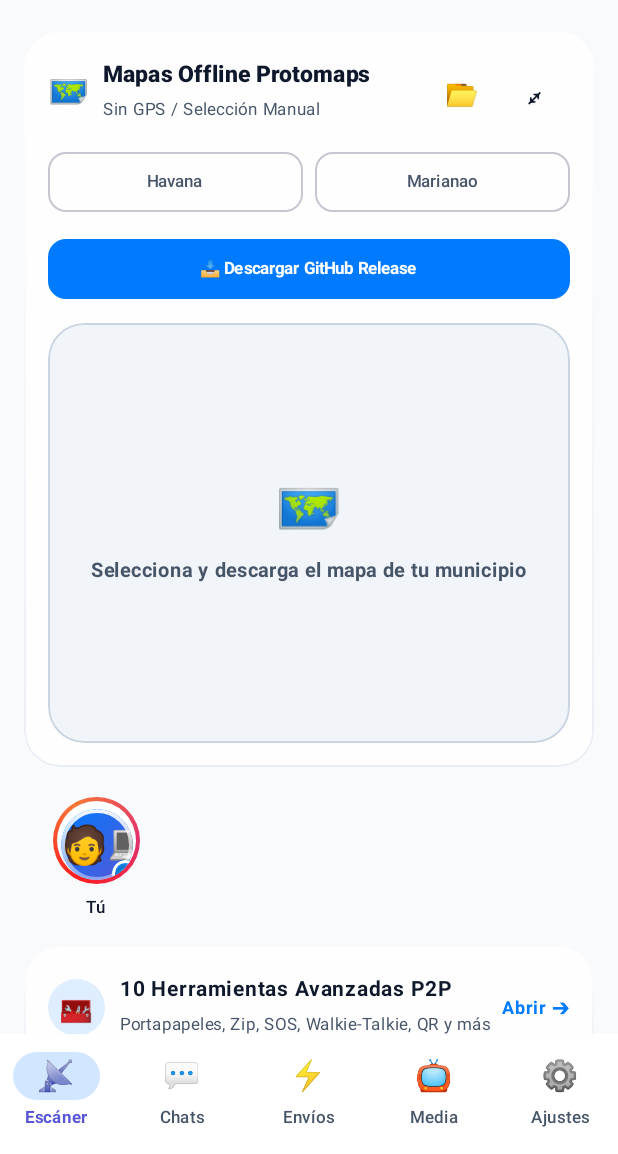
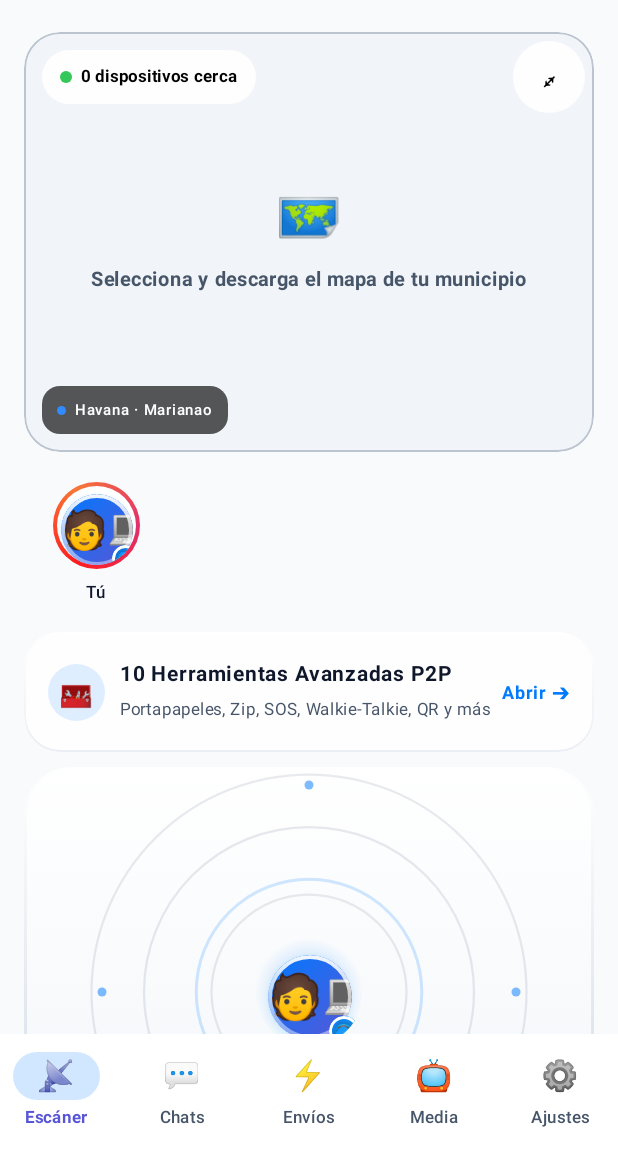
Before and after one commit to athenacoree/conexion-, an Android app built with Jetpack Compose: the screen it shows after launch (MainActivity), on a phone screen of 412 x 824 dp, the part 82-1236 px from its top. Run offline under Robolectric (Android 15) with nearby library versions, the phone set to English and light mode, and no system bars; pictures from the network do not load; 2 statements that could not run were skipped.

Commit message:
Move map download to Settings & update full-screen radar UI
Co-authored-by: athenacoree <301530493+athenacoree@users.noreply.github.com>

```diff
--- a/app/src/main/java/com/example/conexion/TabScreens.kt
+++ b/app/src/main/java/com/example/conexion/TabScreens.kt
@@ -87,40 +87,7 @@ fun RadarTabScreen(
 ) {
     val context = LocalContext.current
     val scrollState = rememberScrollState()
-
-    var selectedProvState by remember(selectedMunicipality) {
-        mutableStateOf(selectedMunicipality?.province ?: mapManager.getProvinces().firstOrNull() ?: "")
-    }
-    var expandedProv by remember { mutableStateOf(false) }
-    var expandedMuni by remember { mutableStateOf(false) }
-
-    val scope = rememberCoroutineScope()
     var isMapFullScreen by remember { mutableStateOf(false) }
-
-    val importMapLauncher = rememberLauncherForActivityResult(
-        contract = ActivityResultContracts.GetContent()
-    ) { uri ->
-        if (uri != null) {
-            scope.launch(Dispatchers.IO) {
-                try {
-                    val mapsDir = mapManager.getMapsDir()
-                    val destFile = File(mapsDir, "custom_user_map_${System.currentTimeMillis()}.pmtiles")
-                    context.contentResolver.openInputStream(uri)?.use { input ->
-                        FileOutputStream(destFile).use { output ->
-                            input.copyTo(output)
-                        }
-                    }
-                    withContext(Dispatchers.Main) {
-                        Toast.makeText(context, "¡Mapa .pmtiles importado con éxito!", Toast.LENGTH_LONG).show()
-                    }
-                } catch (e: Exception) {
-                    withContext(Dispatchers.Main) {
-                        Toast.makeText(context, "Error importando mapa: ${e.localizedMessage}", Toast.LENGTH_LONG).show()
-                    }
-                }
-            }
-        }
-    }
 
     if (isMapFullScreen) {
         Box(modifier = Modifier.fillMaxSize().background(Color.Black)) {
@@ -132,6 +99,33 @@ fun RadarTabScreen(
                 isFullScreen = true
             )
 
+            // Floating status pill top left
+            Row(
+                modifier = Modifier
+                    .padding(16.dp)
+                    .align(Alignment.TopStart)
+                    .clip(CircleShape)
+                    .background(Color(0xFF1C1C1E).copy(alpha = 0.85f))
+                    .border(1.dp, Color.White.copy(alpha = 0.15f), CircleShape)
+                    .padding(horizontal = 14.dp, vertical = 8.dp),
+                verticalAlignment = Alignment.CenterVertically
+            ) {
+                Box(
+                    modifier = Modifier
+                        .size(10.dp)
+                        .clip(CircleShape)
+                        .background(Color(0xFF34C759))
+                )
+                Spacer(modifier = Modifier.width(8.dp))
+                val totalCount = peers.size + blePeers.size
+                Text(
+                    text = "$totalCount dispositivos cerca",
+                    fontSize = 13.sp,
+                    fontWeight = FontWeight.Bold,
+                    color = Color.White
+                )
+            }
+
             IconButton(
                 onClick = { isMapFullScreen = false },
                 modifier = Modifier
@@ -152,188 +146,81 @@ fun RadarTabScreen(
             .padding(16.dp),
         horizontalAlignment = Alignment.CenterHorizontally
     ) {
-        // Offline Map Card & MapView Integration
-        GlassCard(
-            modifier = Modifier.fillMaxWidth(),
-            isDark = isDark
+        // Offline Radar Map Header Container (Full width clean card matching escaner_mapa_sin_header.html)
+        Box(
+            modifier = Modifier
+                .fillMaxWidth()
+                .height(280.dp)
+                .clip(RoundedCornerShape(24.dp))
+                .border(
+                    1.dp,
+                    if (isDark) Color.White.copy(alpha = 0.12f) else Color.Black.copy(alpha = 0.08f),
+                    RoundedCornerShape(24.dp)
+                )
         ) {
-            Column(modifier = Modifier.fillMaxWidth()) {
+            OfflineMapView(
+                mapFile = currentMapFile,
+                isDark = isDark,
+                userLocation = userLocation,
+                peerMarkers = peerMarkers,
+                isFullScreen = false
+            )
+
+            // Floating status pill top left
+            Row(
+                modifier = Modifier
+                    .padding(12.dp)
+                    .align(Alignment.TopStart)
+                    .clip(CircleShape)
+                    .background(if (isDark) Color(0xFF1C1C1E).copy(alpha = 0.85f) else Color.White.copy(alpha = 0.9f))
+                    .border(1.dp, Color.White.copy(alpha = 0.15f), CircleShape)
+                    .padding(horizontal = 12.dp, vertical = 6.dp),
+                verticalAlignment = Alignment.CenterVertically
+            ) {
+                Box(
+                    modifier = Modifier
+                        .size(8.dp)
+                        .clip(CircleShape)
+                        .background(Color(0xFF34C759))
+                )
+                Spacer(modifier = Modifier.width(6.dp))
+                val totalCount = peers.size + blePeers.size
+                Text(
+                    text = "$totalCount dispositivos cerca",
+                    fontSize = 11.sp,
+                    fontWeight = FontWeight.Bold,
+                    color = if (isDark) Color.White else Color.Black
+                )
+            }
+
+            // Expand Full Screen Button top right
+            IconButton(
+                onClick = { isMapFullScreen = true },
+                modifier = Modifier
+                    .padding(12.dp)
+                    .align(Alignment.TopEnd)
+                    .size(36.dp)
+                    .clip(CircleShape)
+                    .background(if (isDark) Color(0xFF1C1C1E).copy(alpha = 0.85f) else Color.White.copy(alpha = 0.9f))
+            ) {
+                Text("⤢", fontSize = 16.sp, fontWeight = FontWeight.Bold, color = if (isDark) Color.White else Color.Black)
+            }
+
+            // Selected Municipality Legend bottom left
+            selectedMunicipality?.let { muni ->
                 Row(
-                    modifier = Modifier.fillMaxWidth(),
-                    verticalAlignment = Alignment.CenterVertically,
-                    horizontalArrangement = Arrangement.SpaceBetween
+                    modifier = Modifier
+                        .padding(12.dp)
+                        .align(Alignment.BottomStart)
+                        .clip(RoundedCornerShape(12.dp))
+                        .background(Color.Black.copy(alpha = 0.65f))
+                        .padding(horizontal = 10.dp, vertical = 4.dp),
+                    verticalAlignment = Alignment.CenterVertically
                 ) {
-                    Row(verticalAlignment = Alignment.CenterVertically) {
-                        Text("🗺️", fontSize = 22.sp)
-                        Spacer(modifier = Modifier.width(8.dp))
-                        Column {
-                            Text(
-                                text = "Mapas Offline Protomaps",
-                                fontWeight = FontWeight.Black,
-                                fontSize = 15.sp,
-                                color = MaterialTheme.colorScheme.onSurface
-                            )
-                            gpsDetectedMunicipality?.let { detected ->
-                                Text(
-                                    text = "📍 Detectado por GPS: ${detected.municipality}, ${detected.province}",
-                                    fontSize = 11.sp,
-                                    color = Color(0xFF34C759),
-                                    fontWeight = FontWeight.Bold
-                                )
-                            } ?: Text(
-                                text = "Sin GPS / Selección Manual",
-                                fontSize = 11.sp,
-                                color = MaterialTheme.colorScheme.onSurfaceVariant
-                            )
-                        }
-                    }
-
-                    Row {
-                        IconButton(onClick = { importMapLauncher.launch("*/*") }) {
-                            Text("📂", fontSize = 18.sp)
-                        }
-                        IconButton(onClick = { isMapFullScreen = true }) {
-                            Text("⤢", fontSize = 18.sp, fontWeight = FontWeight.Bold)
-                        }
-                    }
-                }
-
-                Spacer(modifier = Modifier.height(12.dp))
-
-                // Selector: Provincia -> Municipio
-                Row(
-                    modifier = Modifier.fillMaxWidth(),
-                    horizontalArrangement = Arrangement.spacedBy(8.dp)
-                ) {
-                    // Province Dropdown
-                    Box(modifier = Modifier.weight(1f)) {
-                        OutlinedButton(
-                            onClick = { expandedProv = true },
-                            modifier = Modifier.fillMaxWidth(),
-                            shape = RoundedCornerShape(12.dp),
-                            contentPadding = PaddingValues(horizontal = 8.dp, vertical = 4.dp)
-                        ) {
-                            Text(
-                                text = if (selectedProvState.isNotEmpty()) selectedProvState else "Provincia",
-                                fontSize = 11.sp,
-                                maxLines = 1,
-                                overflow = TextOverflow.Ellipsis
-                            )
-                        }
-                        DropdownMenu(
-                            expanded = expandedProv,
-                            onDismissRequest = { expandedProv = false }
-                        ) {
-                            mapManager.getProvinces().forEach { prov ->
-                                DropdownMenuItem(
-                                    text = { Text(prov, fontSize = 12.sp) },
-                                    onClick = {
-                                        selectedProvState = prov
-                                        expandedProv = false
-                                        val firstMuni = mapManager.getMunicipalitiesForProvince(prov).firstOrNull()
-                                        if (firstMuni != null) {
-                                            onSelectMunicipality(firstMuni)
-                                        }
-                                    }
-                                )
-                            }
-                        }
-                    }
-
-                    // Municipality Dropdown
-                    Box(modifier = Modifier.weight(1f)) {
-                        val availableMunis = remember(selectedProvState) {
-                            mapManager.getMunicipalitiesForProvince(selectedProvState)
-                        }
-                        OutlinedButton(
-                            onClick = { expandedMuni = true },
-                            modifier = Modifier.fillMaxWidth(),
-                            shape = RoundedCornerShape(12.dp),
-                            contentPadding = PaddingValues(horizontal = 8.dp, vertical = 4.dp)
-                        ) {
-                            Text(
-                                text = selectedMunicipality?.municipality ?: "Municipio",
-                                fontSize = 11.sp,
-                                maxLines = 1,
-                                overflow = TextOverflow.Ellipsis
-                            )
-                        }
-                        DropdownMenu(
-                            expanded = expandedMuni,
-                            onDismissRequest = { expandedMuni = false }
-                        ) {
-                            availableMunis.forEach { muni ->
-                                DropdownMenuItem(
-                                    text = { Text(muni.municipality, fontSize = 12.sp) },
-                                    onClick = {
-                                        onSelectMunicipality(muni)
-                                        expandedMuni = false
-                                    }
-                                )
-                            }
-                        }
-                    }
-                }
-
-                Spacer(modifier = Modifier.height(10.dp))
-
-                // Action Buttons: Download or Share Map P2P
-                selectedMunicipality?.let { item ->
-                    val isDownloaded = mapManager.isMapDownloaded(item)
-                    Row(
-                        modifier = Modifier.fillMaxWidth(),
-                        horizontalArrangement = Arrangement.spacedBy(8.dp)
-                    ) {
-                        if (!isDownloaded) {
-                            Button(
-                                onClick = { onDownloadMap(item) },
-                                enabled = !isMapDownloading,
-                                modifier = Modifier.weight(1f),
-                                shape = RoundedCornerShape(12.dp),
-                                colors = ButtonDefaults.buttonColors(containerColor = MaterialTheme.colorScheme.primary)
-                            ) {
-                                Text(
-                                    text = if (isMapDownloading) "Descargando ${(downloadProgress * 100).toInt()}%..." else "📥 Descargar GitHub Release",
-                                    fontSize = 11.sp,
-                                    fontWeight = FontWeight.Bold,
-                                    color = Color.White
-                                )
-                            }
-                        } else {
-                            Box(
-                                modifier = Modifier
-                                    .weight(1f)
-                                    .clip(RoundedCornerShape(12.dp))
-                                    .background(Color(0xFF34C759).copy(alpha = 0.15f))
-                                    .padding(vertical = 8.dp),
-                                contentAlignment = Alignment.Center
-                            ) {
-                                Text("✅ Mapa Local Listo", fontSize = 12.sp, fontWeight = FontWeight.Bold, color = Color(0xFF34C759))
-                            }
-
-                            currentMapFile?.let { mapF ->
-                                Button(
-                                    onClick = { onShareMapP2P(mapF) },
-                                    modifier = Modifier.weight(1f),
-                                    shape = RoundedCornerShape(12.dp),
-                                    colors = ButtonDefaults.buttonColors(containerColor = MaterialTheme.colorScheme.secondary)
-                                ) {
-                                    Text("⚡ Compartir P2P", fontSize = 11.sp, fontWeight = FontWeight.Bold, color = Color.White)
-                                }
-                            }
-                        }
-                    }
-                }
-
-                Spacer(modifier = Modifier.height(12.dp))
-
-                // MapLibre Vector Map View Component
-                OfflineMapView(
-                    mapFile = currentMapFile,
-                    isDark = isDark,
-                    userLocation = userLocation,
-                    peerMarkers = peerMarkers
-                )
+                    Box(modifier = Modifier.size(6.dp).clip(CircleShape).background(Color(0xFF2F8CFF)))
+                    Spacer(modifier = Modifier.width(6.dp))
+                    Text("${muni.province} · ${muni.municipality}", fontSize = 10.sp, color = Color.White, fontWeight = FontWeight.SemiBold)
+                }
             }
         }
 
@@ -1946,6 +1833,15 @@ fun SettingsTabScreen(
     currentThemeIndex: Int,
     isDarkMode: Boolean,
     isBgDiscoveryEnabled: Boolean,
+    mapManager: MapManager,
+    selectedMunicipality: MunicipalityItem?,
+    isMapDownloading: Boolean,
+    downloadProgress: Float,
+    currentMapFile: File?,
+    gpsDetectedMunicipality: MunicipalityItem?,
+    onSelectMunicipality: (MunicipalityItem) -> Unit,
+    onDownloadMap: (MunicipalityItem) -> Unit,
+    onShareMapP2P: (File) -> Unit,
     onSaveProfile: (String, String, Int) -> Unit,
     onSelectTheme: (Int) -> Unit,
     onToggleDarkMode: (Boolean) -> Unit,
@@ -2289,5 +2185,214 @@ fun SettingsTabScreen(
                 )
             }
         }
+
+        Spacer(modifier = Modifier.height(16.dp))
+
+        // Offline Map Management Card
+        Text(
+            text = "MAPAS OFF-LINE DE CUBA (PROTOMAPS / PMTILES)",
+            fontSize = 12.sp,
+            fontWeight = FontWeight.Black,
+            color = MaterialTheme.colorScheme.primary,
+            letterSpacing = 1.sp
+        )
+
+        Spacer(modifier = Modifier.height(8.dp))
+
+        GlassCard(
+            modifier = Modifier.fillMaxWidth(),
+            isDark = isDarkMode
+        ) {
+            var selectedProvState by remember(selectedMunicipality) {
+                mutableStateOf(selectedMunicipality?.province ?: mapManager.getProvinces().firstOrNull() ?: "")
+            }
+            var expandedProv by remember { mutableStateOf(false) }
+            var expandedMuni by remember { mutableStateOf(false) }
+
+            val scope = rememberCoroutineScope()
+            val importMapLauncher = rememberLauncherForActivityResult(
+                contract = ActivityResultContracts.GetContent()
+            ) { uri ->
+                if (uri != null) {
+                    scope.launch(Dispatchers.IO) {
+                        try {
+                            val mapsDir = mapManager.getMapsDir()
+                            val destFile = File(mapsDir, "custom_user_map_${System.currentTimeMillis()}.pmtiles")
+                            context.contentResolver.openInputStream(uri)?.use { input ->
+                                FileOutputStream(destFile).use { output ->
+                                    input.copyTo(output)
+                                }
+                            }
+                            withContext(Dispatchers.Main) {
+                                Toast.makeText(context, "¡Mapa .pmtiles importado con éxito!", Toast.LENGTH_LONG).show()
+                            }
+                        } catch (e: Exception) {
+                            withContext(Dispatchers.Main) {
+                                Toast.makeText(context, "Error importando mapa: ${e.localizedMessage}", Toast.LENGTH_LONG).show()
+                            }
+                        }
+                    }
+                }
+            }
+
+            gpsDetectedMunicipality?.let { detected ->
+                Row(
+                    modifier = Modifier
+                        .fillMaxWidth()
+                        .clip(RoundedCornerShape(12.dp))
+                        .background(Color(0xFF34C759).copy(alpha = 0.15f))
+                        .padding(10.dp),
+                    verticalAlignment = Alignment.CenterVertically,
+                    horizontalArrangement = Arrangement.SpaceBetween
+                ) {
+                    Column(modifier = Modifier.weight(1f)) {
+                        Text("📍 GPS: ${detected.municipality}, ${detected.province}", fontSize = 12.sp, fontWeight = FontWeight.Bold, color = Color(0xFF34C759))
+                        Text("Ubicación actual detectada", fontSize = 10.sp, color = MaterialTheme.colorScheme.onSurfaceVariant)
+                    }
+                    TextButton(onClick = { onSelectMunicipality(detected) }) {
+                        Text("Usar", fontSize = 11.sp, fontWeight = FontWeight.Bold)
+                    }
+                }
+                Spacer(modifier = Modifier.height(10.dp))
+            }
+
+            Text("Seleccionar Municipio:", fontSize = 12.sp, fontWeight = FontWeight.Bold)
+            Spacer(modifier = Modifier.height(6.dp))
+
+            // Selector: Provincia -> Municipio
+            Row(
+                modifier = Modifier.fillMaxWidth(),
+                horizontalArrangement = Arrangement.spacedBy(8.dp)
+            ) {
+                // Province Dropdown
+                Box(modifier = Modifier.weight(1f)) {
+                    OutlinedButton(
+                        onClick = { expandedProv = true },
+                        modifier = Modifier.fillMaxWidth(),
+                        shape = RoundedCornerShape(12.dp),
+                        contentPadding = PaddingValues(horizontal = 8.dp, vertical = 4.dp)
+                    ) {
+                        Text(
+                            text = if (selectedProvState.isNotEmpty()) selectedProvState else "Provincia",
+                            fontSize = 11.sp,
+                            maxLines = 1,
+                            overflow = TextOverflow.Ellipsis
+                        )
+                    }
+                    DropdownMenu(
+                        expanded = expandedProv,
+                        onDismissRequest = { expandedProv = false }
+                    ) {
+                        mapManager.getProvinces().forEach { prov ->
+                            DropdownMenuItem(
+                                text = { Text(prov, fontSize = 12.sp) },
+                                onClick = {
+                                    selectedProvState = prov
+                                    expandedProv = false
+                                    val firstMuni = mapManager.getMunicipalitiesForProvince(prov).firstOrNull()
+                                    if (firstMuni != null) {
+                                        onSelectMunicipality(firstMuni)
+                                    }
+                                }
+                            )
+                        }
+                    }
+                }
+
+                // Municipality Dropdown
+                Box(modifier = Modifier.weight(1f)) {
+                    val availableMunis = remember(selectedProvState) {
+                        mapManager.getMunicipalitiesForProvince(selectedProvState)
+                    }
+                    OutlinedButton(
+                        onClick = { expandedMuni = true },
+                        modifier = Modifier.fillMaxWidth(),
+                        shape = RoundedCornerShape(12.dp),
+                        contentPadding = PaddingValues(horizontal = 8.dp, vertical = 4.dp)
+                    ) {
+                        Text(
+                            text = selectedMunicipality?.municipality ?: "Municipio",
+                            fontSize = 11.sp,
+                            maxLines = 1,
+                            overflow = TextOverflow.Ellipsis
+                        )
+                    }
+                    DropdownMenu(
+                        expanded = expandedMuni,
+                        onDismissRequest = { expandedMuni = false }
+                    ) {
+                        availableMunis.forEach { muni ->
+                            DropdownMenuItem(
+                                text = { Text(muni.municipality, fontSize = 12.sp) },
+                                onClick = {
+                                    onSelectMunicipality(muni)
+                                    expandedMuni = false
+                                }
+                            )
+                        }
+                    }
+                }
+            }
+
+            Spacer(modifier = Modifier.height(10.dp))
+
+            // Download / Share Buttons
+            selectedMunicipality?.let { item ->
+                val isDownloaded = mapManager.isMapDownloaded(item)
+                Row(
+                    modifier = Modifier.fillMaxWidth(),
+                    horizontalArrangement = Arrangement.spacedBy(8.dp)
+                ) {
+                    if (!isDownloaded) {
+                        Button(
+                            onClick = { onDownloadMap(item) },
+                            enabled = !isMapDownloading,
+                            modifier = Modifier.weight(1f),
+                            shape = RoundedCornerShape(12.dp),
+                            colors = ButtonDefaults.buttonColors(containerColor = MaterialTheme.colorScheme.primary)
+                        ) {
+                            Text(
+                                text = if (isMapDownloading) "Descargando ${(downloadProgress * 100).toInt()}%..." else "📥 Descargar GitHub Release",
+                                fontSize = 11.sp,
+                                fontWeight = FontWeight.Bold,
+                                color = Color.White
+                            )
+                        }
+                    } else {
+                        Box(
+                            modifier = Modifier
+                                .weight(1f)
+                                .clip(RoundedCornerShape(12.dp))
+                                .background(Color(0xFF34C759).copy(alpha = 0.15f))
+                                .padding(vertical = 8.dp),
+                            contentAlignment = Alignment.Center
+                        ) {
+                            Text("✅ Mapa Local Listo", fontSize = 12.sp, fontWeight = FontWeight.Bold, color = Color(0xFF34C759))
+                        }
+
+                        currentMapFile?.let { mapF ->
+                            Button(
+                                onClick = { onShareMapP2P(mapF) },
+                                modifier = Modifier.weight(1f),
+                                shape = RoundedCornerShape(12.dp),
+                                colors = ButtonDefaults.buttonColors(containerColor = MaterialTheme.colorScheme.secondary)
+                            ) {
+                                Text("⚡ Compartir P2P", fontSize = 11.sp, fontWeight = FontWeight.Bold, color = Color.White)
+                            }
+                        }
+                    }
+                }
+            }
+
+            Spacer(modifier = Modifier.height(10.dp))
+
+            OutlinedButton(
+                onClick = { importMapLauncher.launch("*/*") },
+                modifier = Modifier.fillMaxWidth(),
+                shape = RoundedCornerShape(12.dp)
+            ) {
+                Text("📂 Importar archivo .pmtiles local", fontSize = 12.sp, fontWeight = FontWeight.Bold)
+            }
+        }
     }
 }
```
Also changed, not shown: app/src/main/java/com/example/conexion/MainActivity.kt (+47 -0 lines).
